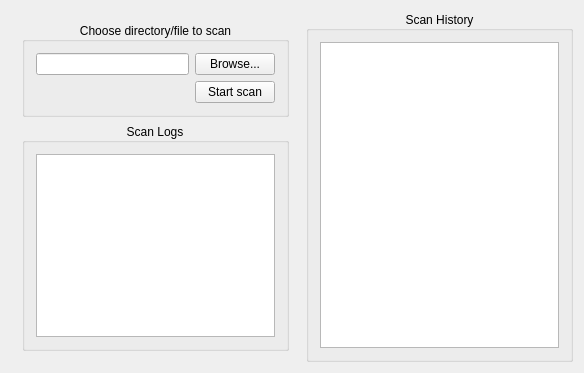
This is GUI/gui.ui in Alexa-Daniel/Antivirus as Qt 5 draws it before an edit. The edited form follows.
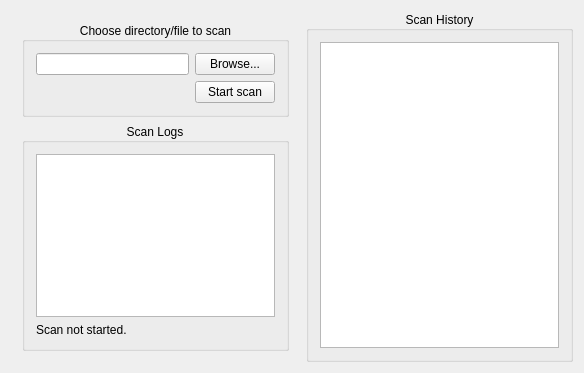
This is the edited form.

Commit message: Added whitelisting and changed the Heuristic engine to only check the first MB of each file, greatly improving scan times

```diff
--- a/GUI/gui.ui
+++ b/GUI/gui.ui
@@ -86,6 +86,13 @@
            </property>
           </widget>
          </item>
+         <item>
+          <widget class="QLabel" name="statusLabel">
+           <property name="text">
+            <string>Scan not started.</string>
+           </property>
+          </widget>
+         </item>
         </layout>
        </widget>
       </item>
```
The commit also changes 7 other files.
